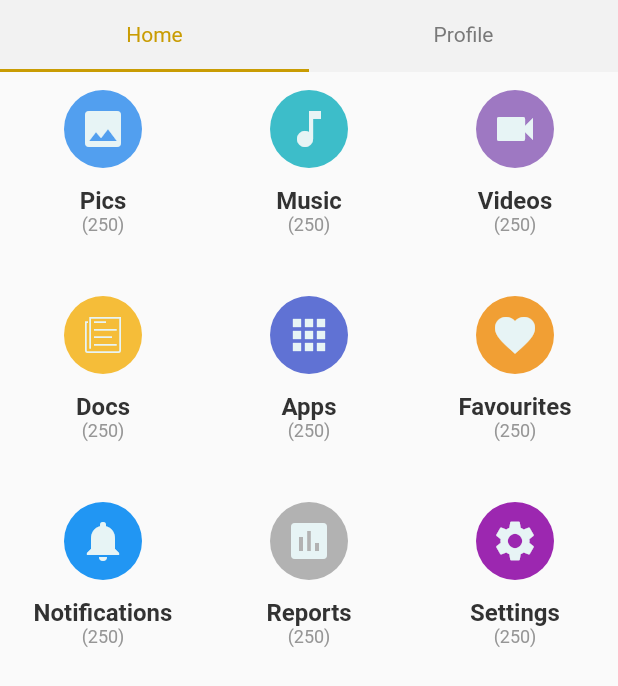
After one commit to snowclare/flutter_ui_designs, a Flutter app: the screen it shows after launch, after a tap on "MaterialDashboard UI", on a phone screen of 412 x 824 dp. The commit adds this screen. Shown: the top 686 px of the screen. Run offline on Flutter 3.47's test engine with Material 2 defaults, Android fonts, the phone set to English and light mode, and no system bars.

Commit message:
Added new UI

```diff
--- a/lib/screens/home_screen.dart
+++ b/lib/screens/home_screen.dart
@@ -2,6 +2,7 @@ import 'package:flutter/material.dart';
 import 'package:flutter/rendering.dart';
 import 'package:flutter/widgets.dart';
 import 'package:flutter_ui_designs/screens/atro/atro.dart';
+import 'package:flutter_ui_designs/screens/material_dashboard/material_dashboard.dart';
 
 import 'package:url_launcher/url_launcher.dart';
 
@@ -76,6 +77,22 @@ class HomeScreen extends StatelessWidget {
             },
           ),
           Divider(),
+          ListTile(
+            title: Text(
+              MaterialDashboard.uiName,
+              style: TextStyle(fontSize: 16, fontWeight: FontWeight.bold),
+            ),
+            subtitle: Text(
+              'Tap to View',
+              style: TextStyle(color: Colors.grey),
+            ),
+            trailing: Icon(Icons.arrow_right),
+            onTap: () {
+              Navigator.push(context,
+                  MaterialPageRoute(builder: (_) => MaterialDashboard()));
+            },
+          ),
+          Divider()
         ],
       ),
     );
--- /dev/null
+++ b/lib/screens/material_dashboard/material_dashboard.dart
@@ -0,0 +1,169 @@
+import 'package:flutter/cupertino.dart';
+import 'package:flutter/material.dart';
+
+class MaterialDashboard extends StatefulWidget {
+  static String uiName = 'MaterialDashboard UI';
+
+  @override
+  _MaterialDashboardState createState() => _MaterialDashboardState();
+}
+
+class _MaterialDashboardState extends State<MaterialDashboard>
+    with SingleTickerProviderStateMixin {
+  TabController _tabController;
+
+  @override
+  void initState() {
+    super.initState();
+    _tabController = TabController(length: 2, vsync: this, initialIndex: 0);
+  }
+
+  @override
+  Widget build(BuildContext context) {
+    return Scaffold(
+      appBar: PreferredSize(
+        preferredSize: Size.fromHeight(kTextTabBarHeight),
+        child: Container(
+          color: Color(0xFFF2F2F2),
+          child: SafeArea(
+            child: Column(
+              children: <Widget>[
+                Expanded(child: Container()),
+                TabBar(
+                  controller: _tabController,
+                  indicatorColor: Color(0xFFC99C03),
+                  // labelStyle: TextStyle(color: Colors.black),
+                  labelColor: Color(0xFFC99C03),
+
+                  unselectedLabelColor: Color(0xFF797979),
+                  labelStyle: TextStyle(fontWeight: FontWeight.normal),
+                  unselectedLabelStyle:
+                      TextStyle(fontWeight: FontWeight.normal),
+                  tabs: <Widget>[
+                    Tab(
+                      text: 'Home',
+                    ),
+                    Tab(
+                      text: 'Profile',
+                    ),
+                  ],
+                )
+              ],
+            ),
+          ),
+        ),
+      ),
+      body: TabBarView(
+        controller: _tabController,
+        children: <Widget>[_buildChild1(), Container()],
+      ),
+    );
+  }
+
+  Widget _buildChild1() {
+    return GridView.count(
+      crossAxisCount: 3,
+      children: <Widget>[
+        _buildItem(
+          title: 'Pics',
+          subtitle: '(250)',
+          color: Color(0xFF529FEF),
+          icon: Icons.image,
+        ),
+        _buildItem(
+          title: 'Music',
+          subtitle: '(250)',
+          color: Color(0xFF3DBDC9),
+          icon: Icons.music_note,
+        ),
+        _buildItem(
+          title: 'Videos',
+          subtitle: '(250)',
+          color: Color(0xFF9E78C2),
+          icon: Icons.videocam,
+        ),
+        _buildItem(
+          title: 'Docs',
+          subtitle: '(250)',
+          color: Color(0xFFF5BD39),
+          icon: CupertinoIcons.news,
+        ),
+        _buildItem(
+          title: 'Apps',
+          subtitle: '(250)',
+          color: Color(0xFF6072D4),
+          icon: Icons.apps,
+        ),
+        _buildItem(
+          title: 'Favourites',
+          subtitle: '(250)',
+          color: Color(0xFFF19F34),
+          icon: Icons.favorite,
+        ),
+        _buildItem(
+          title: 'Notifications',
+          subtitle: '(250)',
+          color: Colors.blue,
+          icon: Icons.notifications,
+        ),
+
+        _buildItem(
+          title: 'Reports',
+          subtitle: '(250)',
+          color: Color(0xFFB2B2B2),
+          icon: Icons.assessment,
+        ),
+        _buildItem(
+          title: 'Settings',
+          subtitle: '(250)',
+          color: Colors.purple,
+          icon: Icons.settings,
+        ),
+      ],
+    );
+  }
+
+  Container _buildItem({
+    String title,
+    String subtitle,
+    IconData icon,
+    Color color,
+  }) {
+    return Container(
+      child: Column(
+        children: <Widget>[
+          Container(
+            decoration: BoxDecoration(shape: BoxShape.circle, color: color),
+            padding: const EdgeInsets.all(10),
+            margin: const EdgeInsets.symmetric(vertical: 12),
+            child: Icon(
+              icon,
+              size: 32,
+              color: Color(0xFFE7F4F5),
+            ),
+          ),
+          Container(
+            child: Text(
+              title,
+              style: TextStyle(
+                fontWeight: FontWeight.bold,
+                fontSize: 16,
+                color: Color(0xFF323232),
+              ),
+            ),
+          ),
+          Container(
+            child: Text(
+              subtitle,
+              style: TextStyle(
+                fontWeight: FontWeight.normal,
+                fontSize: 12,
+                color: Color(0xFF969696),
+              ),
+            ),
+          )
+        ],
+      ),
+    );
+  }
+}
```
Also changed, not shown: pubspec.lock.
